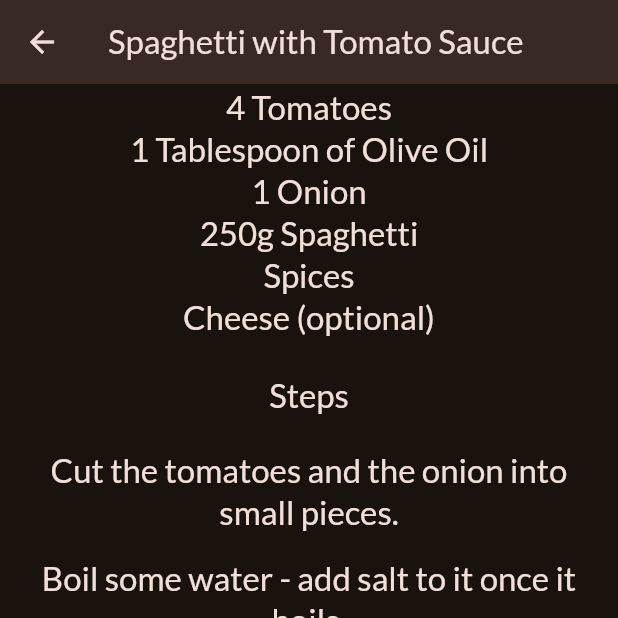
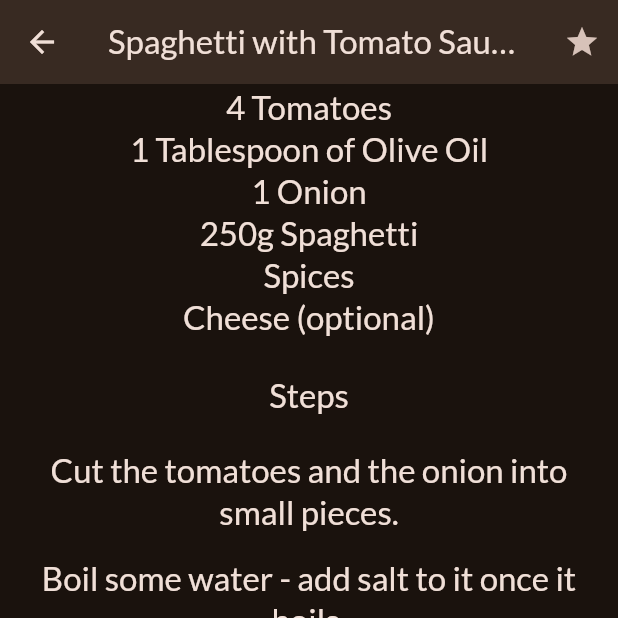
Before and after one commit to Deniscgaetani/meals, a Flutter app: the MealDetailsScreen screen opened directly with sample values from the repository, scrolled down 354 dp, on a phone screen of 412 x 824 dp, the top half of it. Run offline on Flutter 3.47's test engine with Material 3 defaults, Android fonts, the phone set to English and light mode, and no system bars; our stand-ins replace google_fonts, transparent_image; network calls fail.

```diff
--- a/lib/screens/meal_details.dart
+++ b/lib/screens/meal_details.dart
@@ -3,15 +3,25 @@ import 'package:flutter/material.dart';
 import '../models/meal.dart';
 
 class MealDetailsScreen extends StatelessWidget {
-  const MealDetailsScreen({super.key, required this.meal});
+  const MealDetailsScreen(
+      {super.key, required this.meal, required this.onToggleFavorite});
 
   final Meal meal;
+  final void Function(Meal meal) onToggleFavorite;
 
   @override
   Widget build(BuildContext context) {
     return Scaffold(
         appBar: AppBar(
           title: Text(meal.title),
+          actions: [
+            IconButton(
+              icon: const Icon(Icons.star),
+              onPressed: () {
+                onToggleFavorite(meal);
+              },
+            )
+          ],
         ),
         body: SingleChildScrollView(
           child: Column(children: [
```
Also changed, not shown: lib/screens/categories.dart (+16 -9 lines), lib/screens/meals.dart (+10 -5 lines), lib/screens/tabs.dart (+20 -2 lines).
